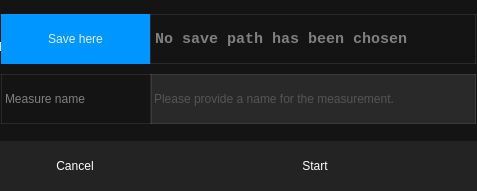
The window that src/ui/measure_dialog.ui (ligerr13/PE_Spectroradiometer) describes before a commit, drawn with Qt 5.
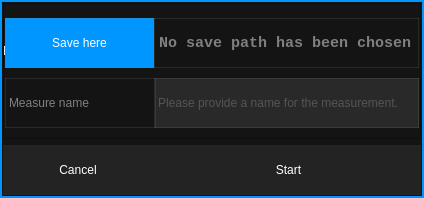
The same window after the commit.

```diff
--- a/src/ui/measure_dialog.ui
+++ b/src/ui/measure_dialog.ui
@@ -6,54 +6,59 @@
    <rect>
     <x>0</x>
     <y>0</y>
-    <width>477</width>
-    <height>191</height>
+    <width>424</width>
+    <height>198</height>
    </rect>
   </property>
   <property name="windowTitle">
-   <string>Dialog</string>
+   <string>Measure</string>
   </property>
   <property name="accessibleName">
    <string/>
   </property>
   <property name="styleSheet">
-   <string notr="true">background-color: rgb(20, 20, 20); 
-border-radius: 5px;
-border: 0px;</string>
+   <string notr="true">QDialog {
+	border: 2px solid rgb(0, 150, 255); 
+}
+
+QWidget {
+	background-color: rgb(20, 20, 20); 
+}
+</string>
   </property>
   <layout class="QHBoxLayout" name="horizontalLayout">
    <property name="spacing">
-    <number>0</number>
+    <number>2</number>
    </property>
    <property name="leftMargin">
-    <number>0</number>
+    <number>2</number>
    </property>
    <property name="topMargin">
-    <number>0</number>
+    <number>2</number>
    </property>
    <property name="rightMargin">
-    <number>0</number>
+    <number>2</number>
    </property>
    <property name="bottomMargin">
-    <number>0</number>
+    <number>2</number>
    </property>
    <item>
     <widget class="QWidget" name="widget" native="true">
      <property name="styleSheet">
-      <string>0</string>
+      <string notr="true"/>
      </property>
      <layout class="QVBoxLayout" name="verticalLayout_2">
       <property name="leftMargin">
-       <number>0</number>
+       <number>1</number>
       </property>
       <property name="topMargin">
-       <number>0</number>
+       <number>1</number>
       </property>
       <property name="rightMargin">
-       <number>0</number>
+       <number>1</number>
       </property>
       <property name="bottomMargin">
-       <number>0</number>
+       <number>1</number>
       </property>
       <item>
        <widget class="QWidget" name="widget_2" native="true">
@@ -83,8 +88,8 @@
              <rect>
               <x>0</x>
               <y>0</y>
-              <width>477</width>
-              <height>135</height>
+              <width>416</width>
+              <height>134</height>
              </rect>
             </property>
             <property name="styleSheet">
@@ -216,17 +221,20 @@
                      <property name="minimumSize">
                       <size>
                        <width>149</width>
-                       <height>0</height>
+                       <height>50</height>
                       </size>
                      </property>
                      <property name="maximumSize">
                       <size>
                        <width>149</width>
-                       <height>999</height>
+                       <height>50</height>
                       </size>
                      </property>
                      <property name="styleSheet">
-                      <string notr="true">border: 0px; border-radius: 0px;</string>
+                      <string notr="true">border-top: 1px solid rgba(129, 129, 129, 50);
+border-bottom: 1px solid rgba(129, 129, 129, 50);
+color: white;
+border-radius: 0px;</string>
                      </property>
                      <property name="text">
                       <string>Save here</string>
@@ -371,7 +379,7 @@
         <property name="minimumSize">
          <size>
           <width>0</width>
-          <height>50</height>
+          <height>40</height>
          </size>
         </property>
         <property name="maximumSize">
@@ -498,8 +506,7 @@
            </property>
            <property name="styleSheet">
             <string notr="true">QPushButton:hover {
-            background: rgb(43, 81, 235);
-			border :3px solid rgb(63, 101, 255);
+            background: rgb(0, 150, 255);
         }
 QPushButton:checked  {
 		border: 0px;
```
